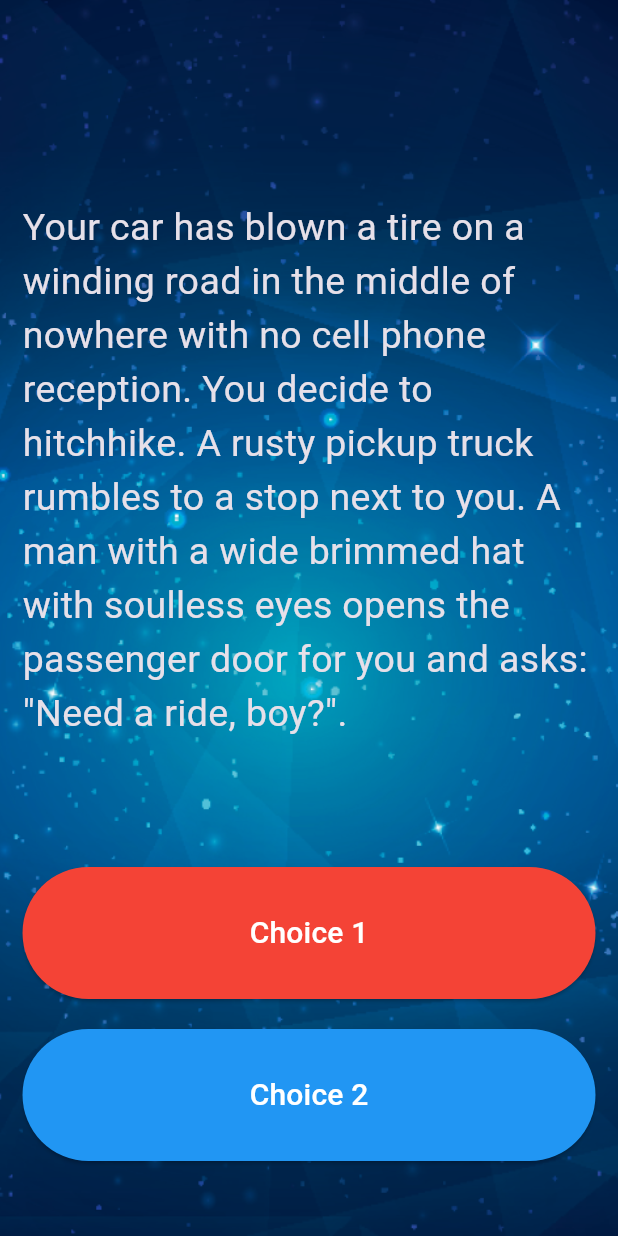
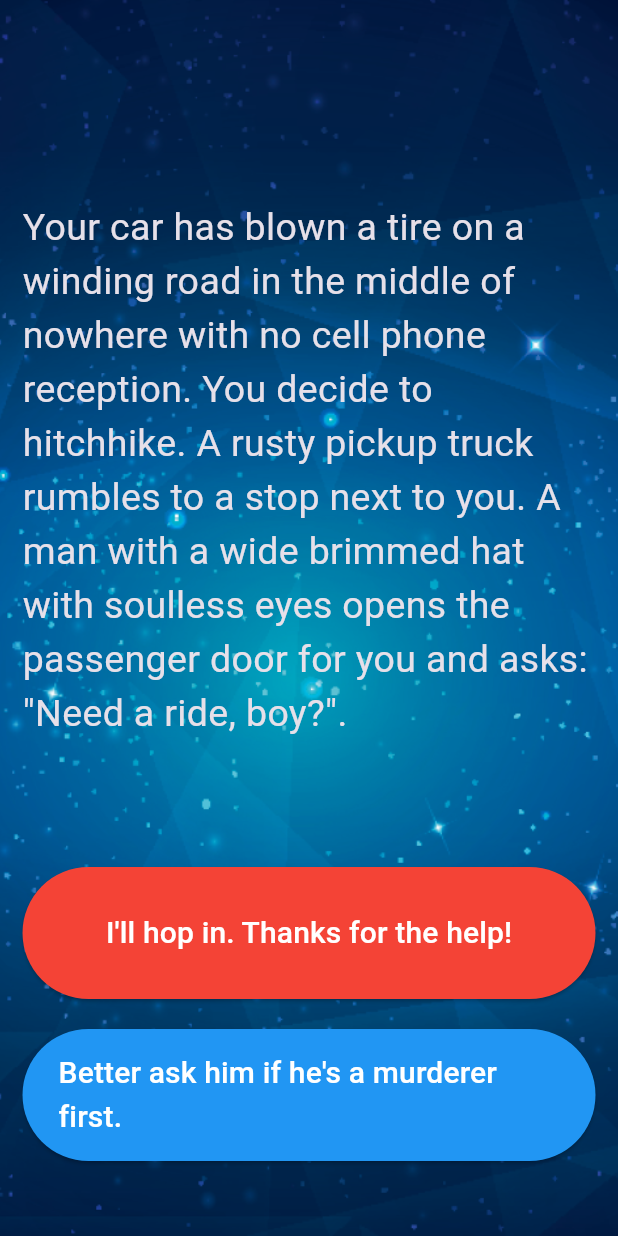
Before and after one commit to aminebenjebli/Challenge-destiny, a Flutter app: the screen it shows after launch, on a phone screen of 412 x 824 dp. Run offline on Flutter 3.47's test engine with Material 3 defaults, Android fonts, the phone set to English and light mode, and no system bars.

Commit message:
TODO 11 - TODO21

```diff
--- a/destinychallenge/lib/main.dart
+++ b/destinychallenge/lib/main.dart
@@ -1,7 +1,5 @@
 import 'package:destinychallenge/story_brain.dart';
 import 'package:flutter/material.dart';
-
-//TODO: Step 15 - Run the app and see if you can see the screen update with the first story. Delete this TODO if it looks as you expected.
 
 void main() => runApp(Destini());
 
@@ -27,7 +25,7 @@ class _StoryPageState extends State<StoryPage> {
     return Scaffold(
       body: Container(
         //TODO: Step 1 - Add background.png to this Container as a background image.
-        decoration : const BoxDecoration(
+        decoration: const BoxDecoration(
           image: DecorationImage(
             image: AssetImage('images/background.png'),
             fit: BoxFit.cover,
@@ -57,15 +55,16 @@ class _StoryPageState extends State<StoryPage> {
                   onPressed: () {
                     //Choice 1 made by user.
                     //TODO: Step 18 - Call the nextStory() method from storyBrain and pass the number 1 as the choice made by the user.
+                    storyBrain.nextStory(1);
                   },
                   style: ElevatedButton.styleFrom(
                     foregroundColor: Colors.white,
                     backgroundColor: Colors.red,
                   ),
-                  child: const Text(
+                  child: Text(
                     //TODO: Step 13 - Use the storyBrain to get the text for choice 1.
-                    'Choice 1',
-                    style: TextStyle(
+                    storyBrain.getChoice1(),
+                    style: const TextStyle(
                       fontSize: 20.0,
                     ),
                   ),
@@ -82,15 +81,16 @@ class _StoryPageState extends State<StoryPage> {
                   onPressed: () {
                     //Choice 2 made by user.
                     //TODO: Step 19 - Call the nextStory() method from storyBrain and pass the number 2 as the choice made by the user.
+                    storyBrain.nextStory(2);
                   },
                   style: ElevatedButton.styleFrom(
                     foregroundColor: Colors.white,
                     backgroundColor: Colors.blue,
                   ),
-                  child: const Text(
+                  child: Text(
                     //TODO: Step 14 - Use the storyBrain to get the text for choice 2.
-                    'Choice 2',
-                    style: TextStyle(
+                    storyBrain.getChoice2(),
+                    style: const TextStyle(
                       fontSize: 20.0,
                     ),
                   ),
```
Also changed, not shown: destinychallenge/lib/story_brain.dart (+29 -6 lines). Lines whose indentation alone changed are shown as unchanged.
